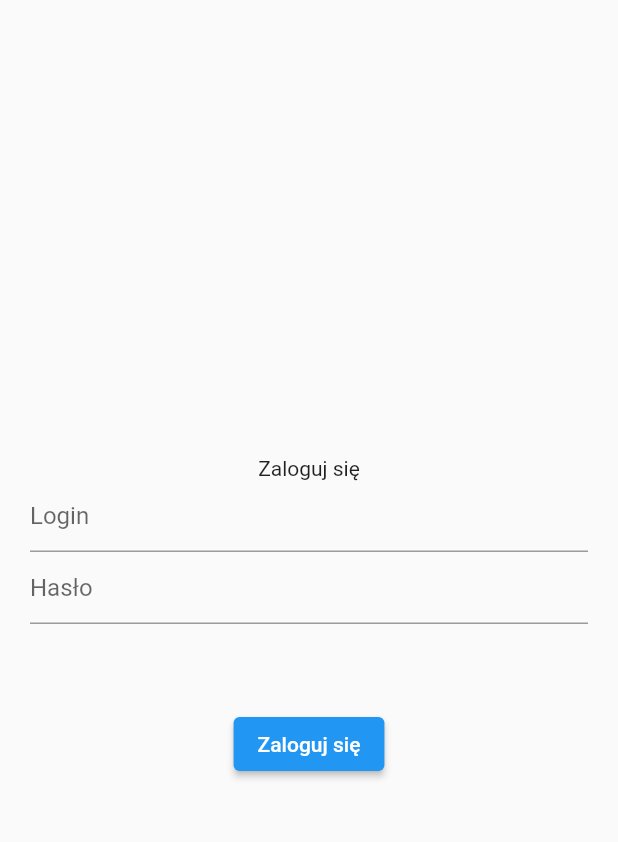
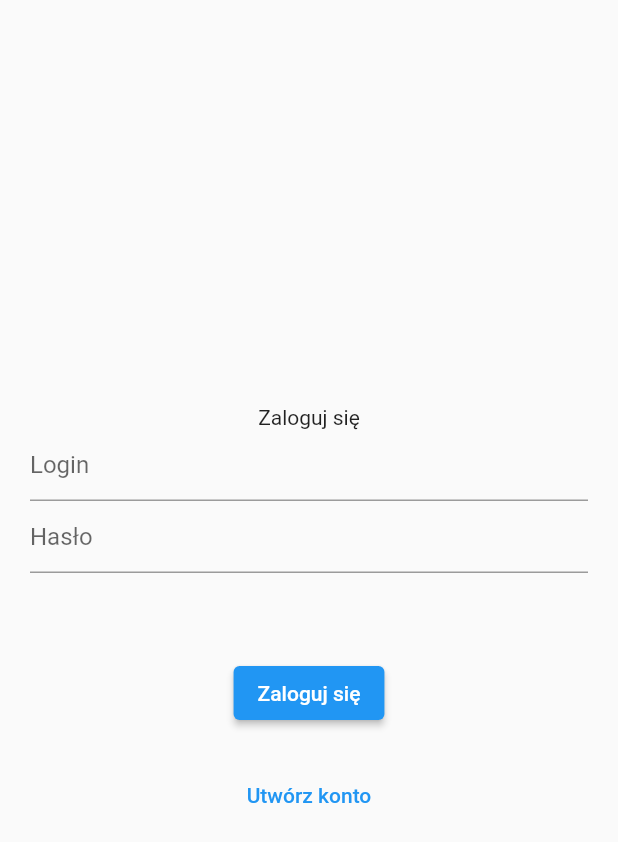
Before and after one commit to kamilgadek/foodvotes, a Flutter app: the screen it shows after launch, on a phone screen of 412 x 824 dp. Shown: the top 842 px of the screen. Run offline on Flutter 3.47's test engine with Material 2 defaults, Android fonts, the phone set to English and light mode, and no system bars; our stand-ins replace firebase_auth, firebase_core; accounts and stored records are empty.

Commit message:
Add registration

```diff
--- a/lib/app/login/login_page.dart
+++ b/lib/app/login/login_page.dart
@@ -15,6 +15,7 @@
 
 class _LoginPageState extends State<LoginPage> {
   var errorMessage = '';
+  var isCreatingAccount = false;
 
   @override
   Widget build(BuildContext context) {
@@ -25,7 +26,9 @@
           child: Column(
             mainAxisAlignment: MainAxisAlignment.center,
             children: [
-              const Text('Zaloguj się'),
+              Text(isCreatingAccount == true
+                  ? 'Zarejestruj się'
+                  : 'Zaloguj się'),
               TextField(
                 decoration: const InputDecoration(hintText: 'Login'),
                 controller: widget.emailController,
@@ -44,6 +47,21 @@
               ),
               ElevatedButton(
                 onPressed: () async {
+                  if (isCreatingAccount == true) {
+                    //rejestracja
+                    try {
+                      await FirebaseAuth.instance
+                          .createUserWithEmailAndPassword(
+                        email: widget.emailController.text,
+                        password: widget.passwordController.text,
+                      );
+                    } catch (error) {
+                      setState(() {
+                        errorMessage = error.toString();
+                      });
+                    }
+                  } else {
+                    //login
                     try {
                       await FirebaseAuth.instance.signInWithEmailAndPassword(
                         email: widget.emailController.text,
@@ -54,9 +72,33 @@
                         errorMessage = error.toString();
                       });
                     }
+                  }
                 },
-                child: const Text('Zaloguj się'),
+                child: Text(isCreatingAccount == true
+                    ? 'Zarejestruj się'
+                    : 'Zaloguj się'),
+              ),
+              const SizedBox(height: 20),
+              if (isCreatingAccount == false) ...[
+                TextButton(
+                  onPressed: () {
+                    setState(() {
+                      isCreatingAccount = true;
+                    });
+                  },
+                  child: const Text('Utwórz konto'),
                 )
+              ],
+              if (isCreatingAccount == true) ...[
+                TextButton(
+                  onPressed: () {
+                    setState(() {
+                      isCreatingAccount = false;
+                    });
+                  },
+                  child: const Text('Masz już konto?'),
+                ),
+              ],
             ],
           ),
         ),
```
Lines whose indentation alone changed are shown as unchanged.
